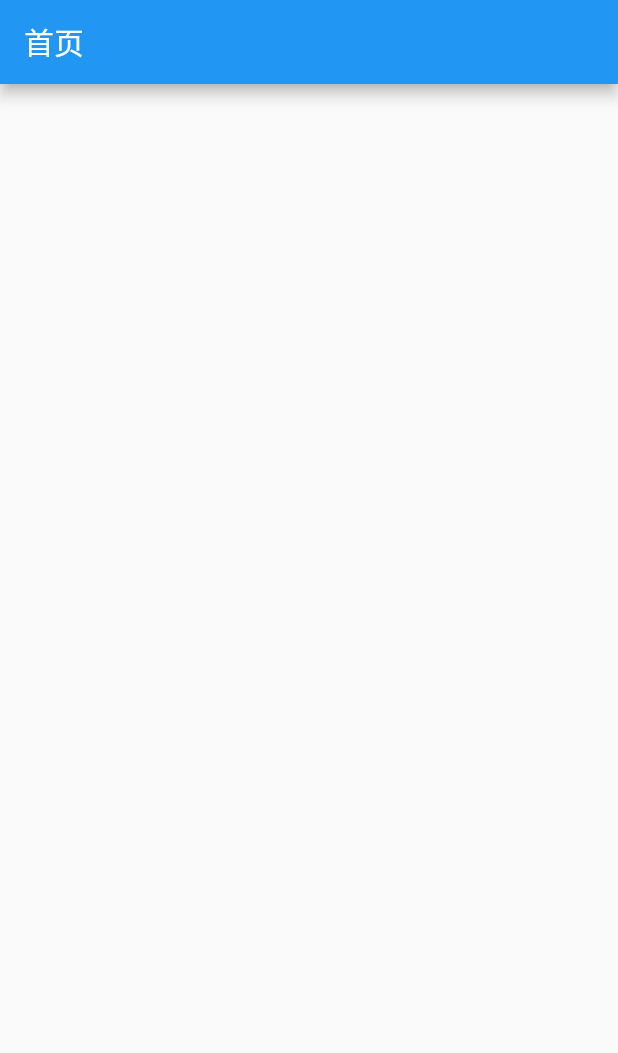
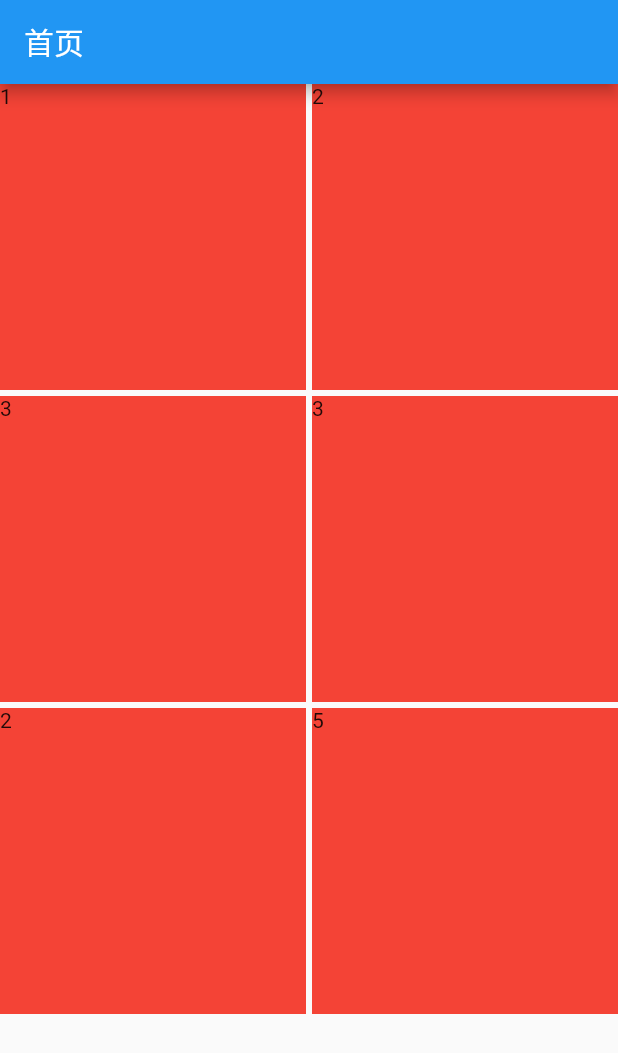
Before and after one commit to chuheridangwu/GirlPhotos, a Flutter app: the screen it shows after launch, on a phone screen of 412 x 824 dp. Shown: the top 1053 px of the screen. Run offline on Flutter 3.47's test engine with Material 2 defaults, Android fonts, the phone set to English and light mode, and no system bars; our stand-ins replace dio.

```diff
--- a/girl_photos/lib/home.dart
+++ b/girl_photos/lib/home.dart
@@ -1,5 +1,6 @@
 import 'package:flutter/material.dart';
 import 'package:girl_photos/network_tool.dart';
+import 'package:flutter_staggered_grid_view/flutter_staggered_grid_view.dart';
 
 class HomePage extends StatefulWidget {
   @override
@@ -7,11 +8,15 @@ class HomePage extends StatefulWidget {
 }
 
 class _HomePageState extends State<HomePage> {
+  List<String> _sourceData = ['1', '2', '3', '3', '2', '5'];
+
   @override
   void initState() {
     super.initState();
-    NetWorkTool().getBaseIP();
-    NetWorkTool().getHomeList();
+    // NetWorkTool().getBaseIP();
+    // NetWorkTool().getHomeList();
+    // NetWorkTool().getLatestList();
+    // NetWorkTool().getRankingList();
   }
 
   @override
@@ -20,7 +25,38 @@ class _HomePageState extends State<HomePage> {
       appBar: AppBar(
         title: Text('首页'),
       ),
-      body: Center(),
+      body: Container(
+        child: GridView.count(
+          crossAxisCount: 2,
+          crossAxisSpacing: 4.0,
+          mainAxisSpacing: 4.0,
+          children: _sourceData.map((item){
+            return Container(
+              color: Colors.red,
+              child: Text('$item'),
+            );
+          }).toList(),
+        )
+      ),
     );
   }
 }
+
+class PhotoView extends StatelessWidget {
+  String title;
+  PhotoView(this.title);
+
+  @override
+  Widget build(BuildContext context) {
+    return GestureDetector(
+      child: Card(
+        color: Colors.red,
+        child: Column(
+          children: <Widget>[
+            Text(title),
+          ],
+        ),
+      ),
+    );
+  }
+}
--- a/girl_photos/pubspec.yaml
+++ b/girl_photos/pubspec.yaml
@@ -20,6 +20,7 @@ dependencies:
   flutter:
     sdk: flutter
   dio: ^2.1.16
+  flutter_staggered_grid_view: ^0.3.0
 
   # The following adds the Cupertino Icons font to your application.
   # Use with the CupertinoIcons class for iOS style icons.
```
Also changed, not shown: girl_photos/lib/network_tool.dart (+48 -3 lines), 1 other file.
